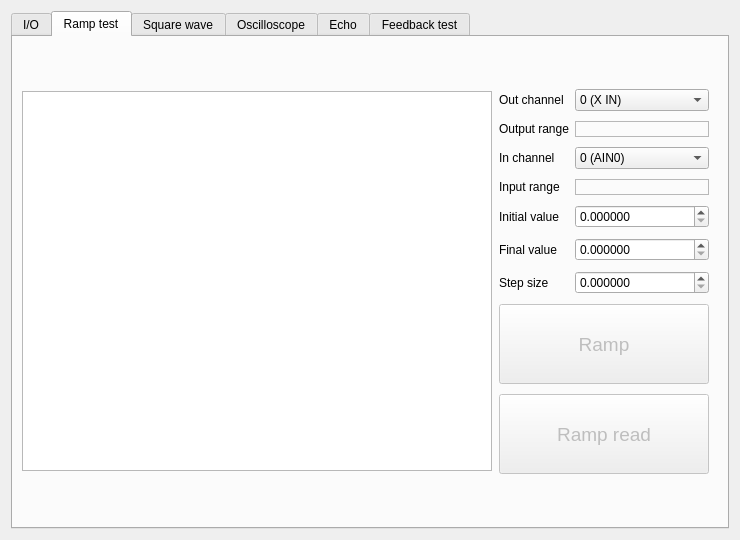
The window that pyqt5 STM software/ui/Etest.ui (freestylexyz/STM-pyqt5-software) describes before a commit, drawn with Qt 5.
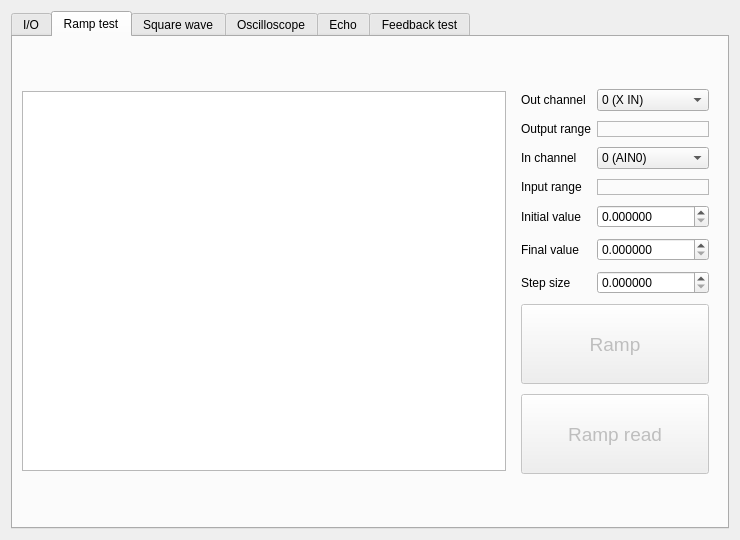
The same window after the commit. The open tabs and pages were chosen to show the change. Icons and pictures are not drawn. Custom widgets are drawn as their Qt base class.

Diff of the .ui file:
```diff
--- a/pyqt5 STM software/ui/Etest.ui
+++ b/pyqt5 STM software/ui/Etest.ui
@@ -921,6 +921,18 @@
           </item>
           <item row="1" column="1">
            <widget class="QLabel" name="label_OutRan_RTest">
+            <property name="sizePolicy">
+             <sizepolicy hsizetype="Minimum" vsizetype="Preferred">
+              <horstretch>0</horstretch>
+              <verstretch>0</verstretch>
+             </sizepolicy>
+            </property>
+            <property name="minimumSize">
+             <size>
+              <width>64</width>
+              <height>0</height>
+             </size>
+            </property>
             <property name="frameShape">
              <enum>QFrame::StyledPanel</enum>
             </property>
@@ -937,6 +949,18 @@
             <property name="enabled">
              <bool>true</bool>
             </property>
+            <property name="sizePolicy">
+             <sizepolicy hsizetype="Minimum" vsizetype="Fixed">
+              <horstretch>0</horstretch>
+              <verstretch>0</verstretch>
+             </sizepolicy>
+            </property>
+            <property name="minimumSize">
+             <size>
+              <width>64</width>
+              <height>0</height>
+             </size>
+            </property>
             <property name="decimals">
              <number>6</number>
             </property>
@@ -984,6 +1008,18 @@
             <property name="enabled">
              <bool>true</bool>
             </property>
+            <property name="sizePolicy">
+             <sizepolicy hsizetype="Minimum" vsizetype="Fixed">
+              <horstretch>0</horstretch>
+              <verstretch>0</verstretch>
+             </sizepolicy>
+            </property>
+            <property name="minimumSize">
+             <size>
+              <width>64</width>
+              <height>0</height>
+             </size>
+            </property>
             <item>
              <property name="text">
               <string>0 (AIN0)</string>
@@ -1026,6 +1062,18 @@
             <property name="enabled">
              <bool>true</bool>
             </property>
+            <property name="sizePolicy">
+             <sizepolicy hsizetype="Minimum" vsizetype="Fixed">
+              <horstretch>0</horstretch>
+              <verstretch>0</verstretch>
+             </sizepolicy>
+            </property>
+            <property name="minimumSize">
+             <size>
+              <width>64</width>
+              <height>0</height>
+             </size>
+            </property>
             <property name="decimals">
              <number>6</number>
             </property>
@@ -1095,6 +1143,18 @@
             <property name="enabled">
              <bool>true</bool>
             </property>
+            <property name="sizePolicy">
+             <sizepolicy hsizetype="Minimum" vsizetype="Fixed">
+              <horstretch>0</horstretch>
+              <verstretch>0</verstretch>
+             </sizepolicy>
+            </property>
+            <property name="minimumSize">
+             <size>
+              <width>64</width>
+              <height>0</height>
+             </size>
+            </property>
             <item>
              <property name="text">
               <string>0 (X IN)</string>
@@ -1195,6 +1255,18 @@
           </item>
           <item row="3" column="1">
            <widget class="QLabel" name="label_InRan_RTest">
+            <property name="sizePolicy">
+             <sizepolicy hsizetype="Minimum" vsizetype="Preferred">
+              <horstretch>0</horstretch>
+              <verstretch>0</verstretch>
+             </sizepolicy>
+            </property>
+            <property name="minimumSize">
+             <size>
+              <width>64</width>
+              <height>0</height>
+             </size>
+            </property>
             <property name="frameShape">
              <enum>QFrame::StyledPanel</enum>
             </property>
@@ -1211,6 +1283,18 @@
             <property name="enabled">
              <bool>true</bool>
             </property>
+            <property name="sizePolicy">
+             <sizepolicy hsizetype="Minimum" vsizetype="Fixed">
+              <horstretch>0</horstretch>
+              <verstretch>0</verstretch>
+             </sizepolicy>
+            </property>
+            <property name="minimumSize">
+             <size>
+              <width>64</width>
+              <height>0</height>
+             </size>
+            </property>
             <property name="decimals">
              <number>6</number>
             </property>
@@ -1232,7 +1316,7 @@
          </property>
          <property name="minimumSize">
           <size>
-           <width>470</width>
+           <width>484</width>
            <height>380</height>
           </size>
          </property>
```
Left out of the diff: 2 changed lines with no effect on the pictures.
